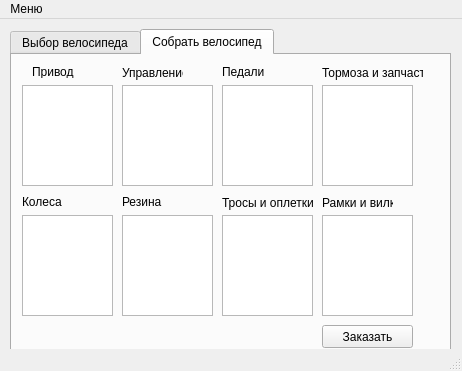
Qt form windowklient.ui (IraSoro/bike-store-database) before a commit.
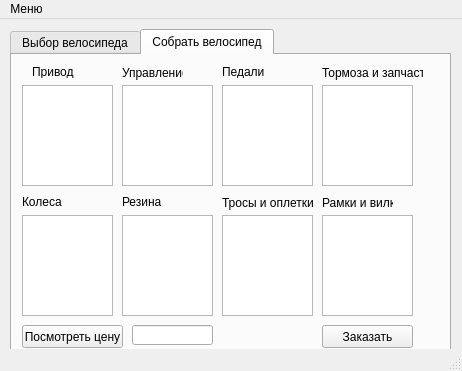
The same form after that commit.

Patch:
```diff
--- a/windowklient.ui
+++ b/windowklient.ui
@@ -311,6 +311,29 @@
        <string>Заказать</string>
       </property>
      </widget>
+     <widget class="QPushButton" name="pushButton_Price">
+      <property name="geometry">
+       <rect>
+        <x>10</x>
+        <y>270</y>
+        <width>101</width>
+        <height>23</height>
+       </rect>
+      </property>
+      <property name="text">
+       <string>Посмотреть цену</string>
+      </property>
+     </widget>
+     <widget class="QLineEdit" name="lineEdit_Price">
+      <property name="geometry">
+       <rect>
+        <x>120</x>
+        <y>270</y>
+        <width>81</width>
+        <height>20</height>
+       </rect>
+      </property>
+     </widget>
     </widget>
    </widget>
   </widget>
```
